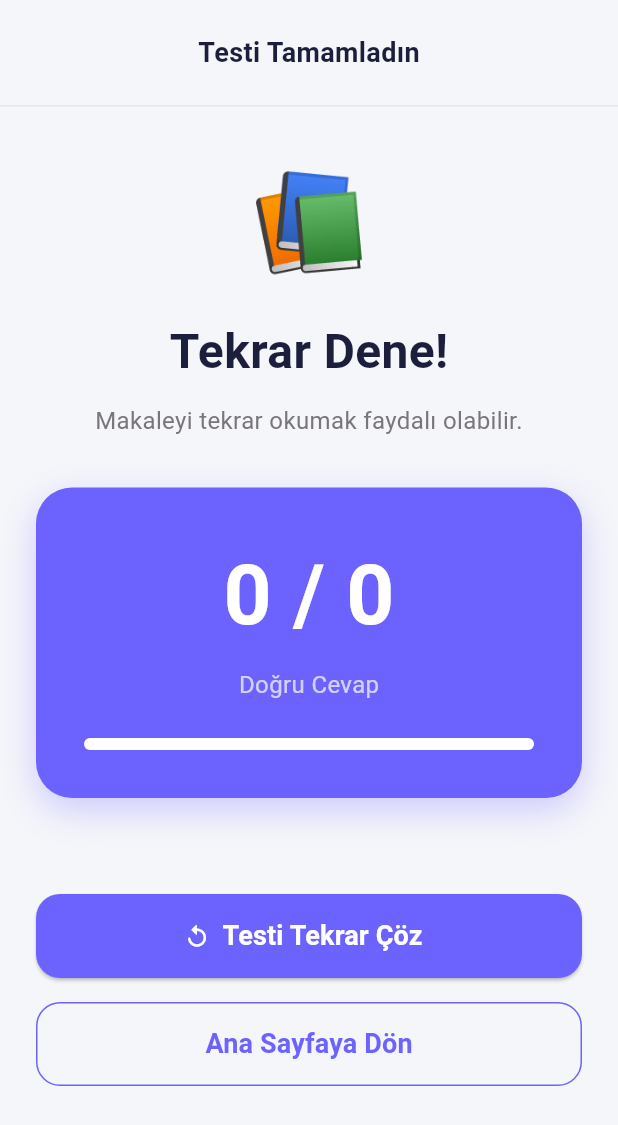
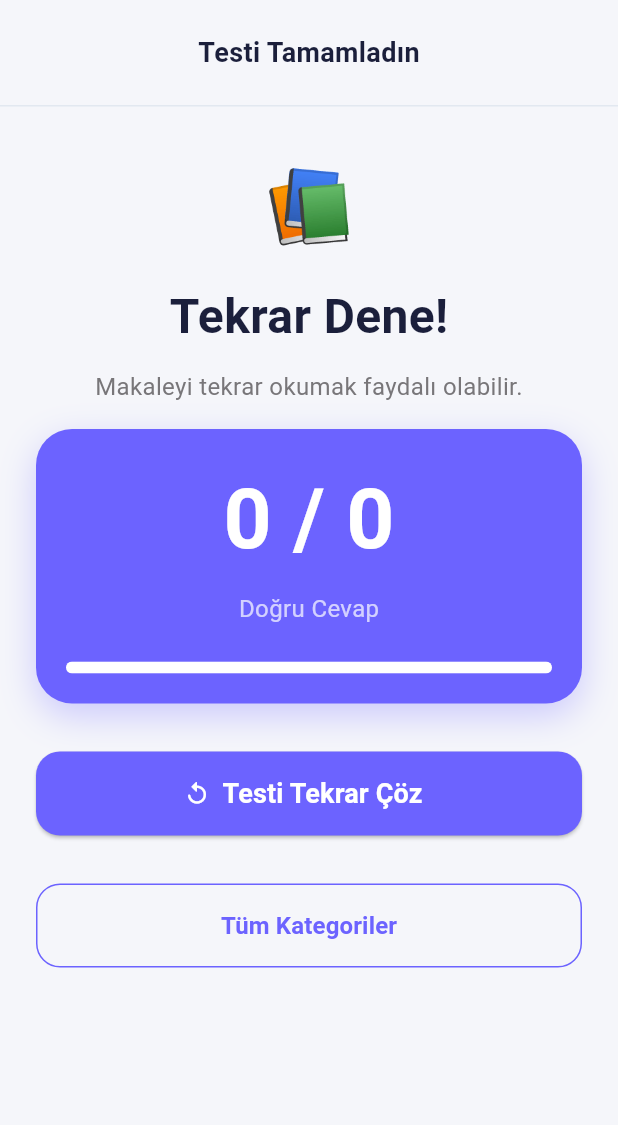
Before and after one commit to sebahattinmusaoglu-glitch/lemread, a Flutter app: the QuizResultScreen screen opened directly with empty values, on a phone screen of 412 x 824 dp. Shown: the top 1125 px of the screen. Run offline on Flutter 3.47's test engine with Material 3 defaults, Android fonts, the phone set to English and light mode, and no system bars; our stand-ins replace shared_preferences, supabase_flutter; accounts and stored records are empty; network calls fail.

Commit message:
result screen update

```diff
--- a/lib/screens/quiz_result_screen.dart
+++ b/lib/screens/quiz_result_screen.dart
@@ -1,15 +1,21 @@
 import 'package:flutter/material.dart';
+import 'package:lemread/models/category.dart';
+import 'package:lemread/screens/category_detail_screen.dart';
 
 class QuizResultScreen extends StatelessWidget {
   final int correct;
   final int total;
   final String articleTitle;
+  final int? categoryId;
+  final String? categoryName;
 
   const QuizResultScreen({
     super.key,
     required this.correct,
     required this.total,
     required this.articleTitle,
+    this.categoryId,
+    this.categoryName,
   });
 
   String get _resultEmoji {
@@ -43,9 +49,7 @@ class QuizResultScreen extends StatelessWidget {
       body: Column(
         children: [
           // Header
-          PreferredSize(
-            preferredSize: const Size.fromHeight(70),
-            child: Container(
+          Container(
             decoration: const BoxDecoration(
               color: Color(0xFFF5F6FA),
               border: Border(
@@ -72,7 +76,6 @@ class QuizResultScreen extends StatelessWidget {
               ),
             ),
           ),
-          ),
           // İçerik
           Expanded(
             child: Padding(
@@ -83,7 +86,7 @@ class QuizResultScreen extends StatelessWidget {
                   const SizedBox(height: 32),
                   Text(
                     _resultEmoji,
-                    style: const TextStyle(fontSize: 64),
+                    style: const TextStyle(fontSize: 48),
                   ),
                   const SizedBox(height: 16),
                   Text(
@@ -104,11 +107,11 @@ class QuizResultScreen extends StatelessWidget {
                       height: 1.5,
                     ),
                   ),
-                  const SizedBox(height: 32),
+                  const SizedBox(height: 16),
                   // Skor kartı
                   Container(
                     width: double.infinity,
-                    padding: const EdgeInsets.all(32),
+                    padding: const EdgeInsets.all(20),
                     decoration: BoxDecoration(
                       color: const Color(0xFF6C63FF),
                       borderRadius: BorderRadius.circular(24),
@@ -152,7 +155,7 @@ class QuizResultScreen extends StatelessWidget {
                       ],
                     ),
                   ),
-                  const SizedBox(height: 64), //
+                  const SizedBox(height: 32),
                   // Testi tekrar çöz
                   SizedBox(
                     width: double.infinity,
@@ -172,6 +175,43 @@ class QuizResultScreen extends StatelessWidget {
                         foregroundColor: Colors.white,
                         shape: RoundedRectangleBorder(
                           borderRadius: BorderRadius.circular(16),
+                        ),
+                      ),
+                    ),
+                  ),
+                  const SizedBox(height: 16),
+                  // Kategoriye dön
+                  if (categoryId != null && categoryName != null)
+                    SizedBox(
+                      width: double.infinity,
+                      height: 56,
+                      child: OutlinedButton(
+                        onPressed: () {
+                          Navigator.pushAndRemoveUntil(
+                            context,
+                            MaterialPageRoute(
+                              builder: (_) => CategoryDetailScreen(
+                                category: Category(
+                                  id: categoryId!,
+                                  name: categoryName!,
+                                ),
+                              ),
+                            ),
+                            (route) => route.isFirst,
+                          );
+                        },
+                        style: OutlinedButton.styleFrom(
+                          foregroundColor: const Color(0xFF6C63FF),
+                          side: const BorderSide(color: Color(0xFF6C63FF)),
+                          shape: RoundedRectangleBorder(
+                            borderRadius: BorderRadius.circular(16),
+                          ),
+                        ),
+                        child: Text(
+                          '$categoryName Kategorisine Dön',
+                          style: const TextStyle(
+                            fontSize: 16,
+                            fontWeight: FontWeight.w600,
                           ),
                         ),
                       ),
@@ -197,9 +237,9 @@ class QuizResultScreen extends StatelessWidget {
                         ),
                       ),
                       child: const Text(
-                        'Ana Sayfaya Dön',
+                        'Tüm Kategoriler',
                         style: TextStyle(
-                          fontSize: 18,
+                          fontSize: 16,
                           fontWeight: FontWeight.w600,
                         ),
                       ),
--- a/lib/screens/quiz_screen.dart
+++ b/lib/screens/quiz_screen.dart
@@ -7,11 +7,15 @@ class QuizScreen extends StatefulWidget {
 final int articleId;
 final String articleTitle;
 final String? articleImageUrl;
+final int? categoryId;
+final String? categoryName;
 const QuizScreen({
   super.key,
   required this.articleId,
   required this.articleTitle,
   this.articleImageUrl,
+  this.categoryId,
+  this.categoryName,
 });
 
   @override
@@ -71,6 +75,8 @@ class _QuizScreenState extends State<QuizScreen> {
           correct: _correctCount,
           total: _questions.length,
           articleTitle: widget.articleTitle,
+          categoryId: widget.categoryId,
+          categoryName: widget.categoryName,
         ),
         ),
       );
```
Also changed, not shown: lib/screens/article_screen.dart (+7 -5 lines), flutter_01.png (added). Lines whose indentation alone changed are shown as unchanged.
